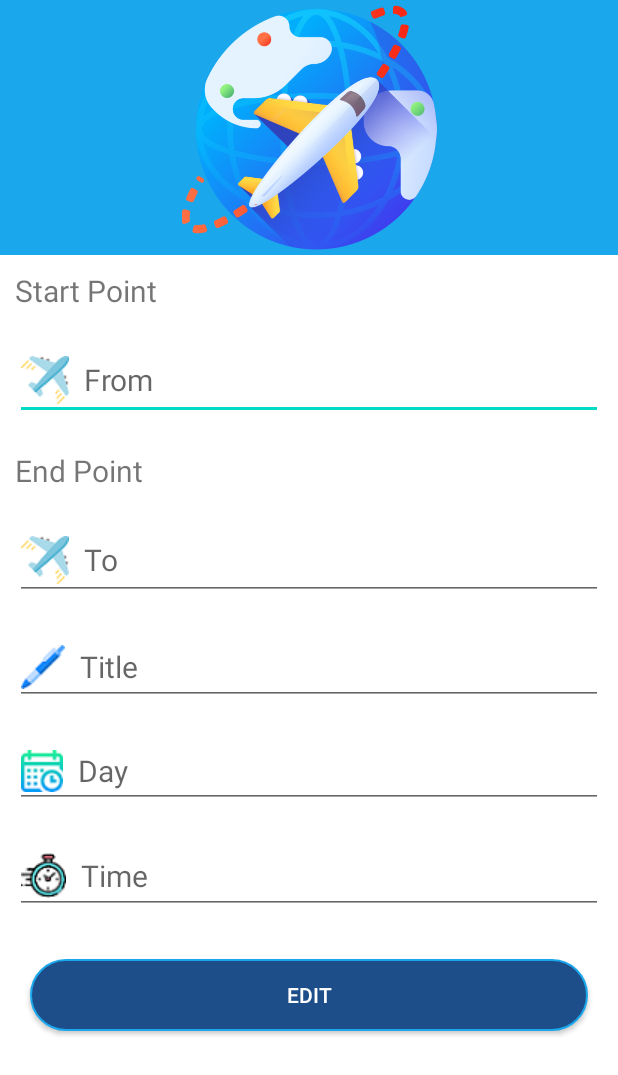
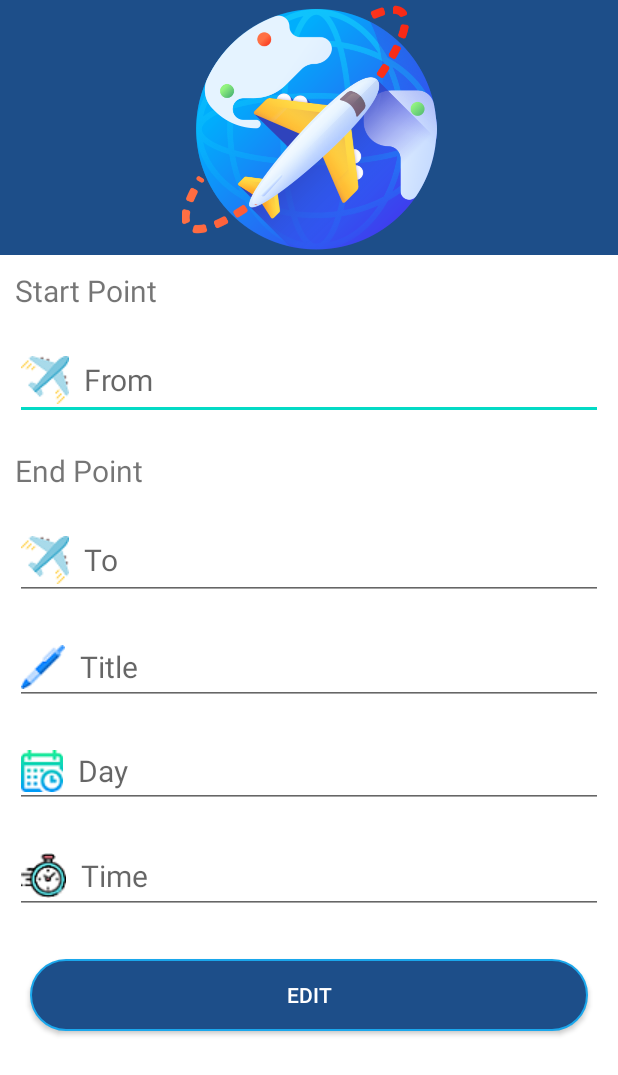
Before and after one commit to hussein1574/TripsApp, an Android app: the EditTrip screen opened directly, with no data from a screen before it, on a phone screen of 412 x 824 dp. Shown: the top 1075 px of the screen. Run offline under Robolectric (Android 15) with nearby library versions, the phone set to English and light mode, and no system bars.

Commit message:
changed color

```diff
--- a/app/src/main/res/layout/activity_edit_trip.xml
+++ b/app/src/main/res/layout/activity_edit_trip.xml
@@ -13,7 +13,7 @@
         <ImageView
             android:layout_width="match_parent"
             android:layout_height="170dp"
-            android:background="#1AA7EC"
+            android:background="#1d4e89"
             android:contentDescription="@string/todo"
             android:src="@drawable/airplane"
             tools:ignore="ImageContrastCheck" />
```
